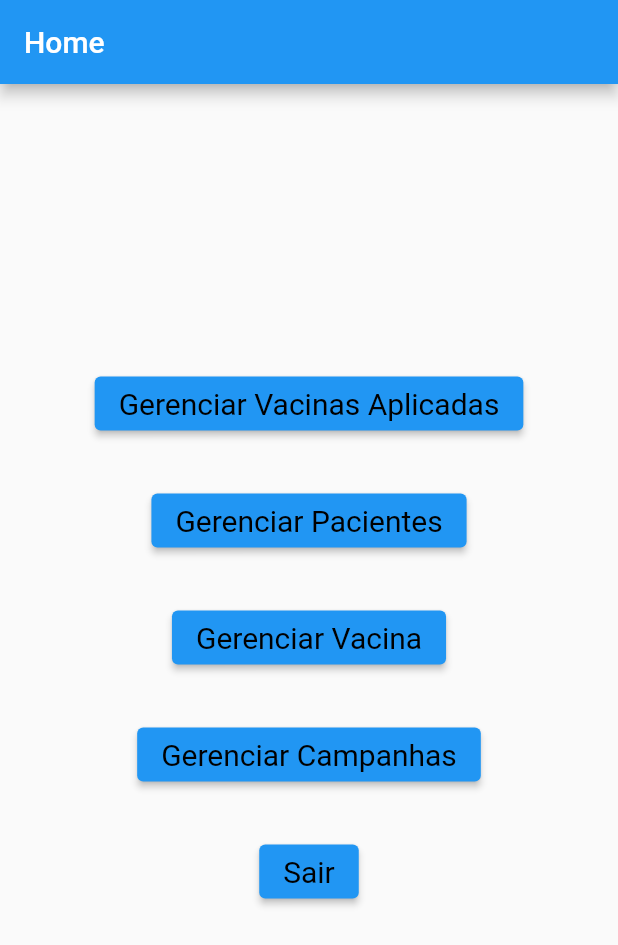
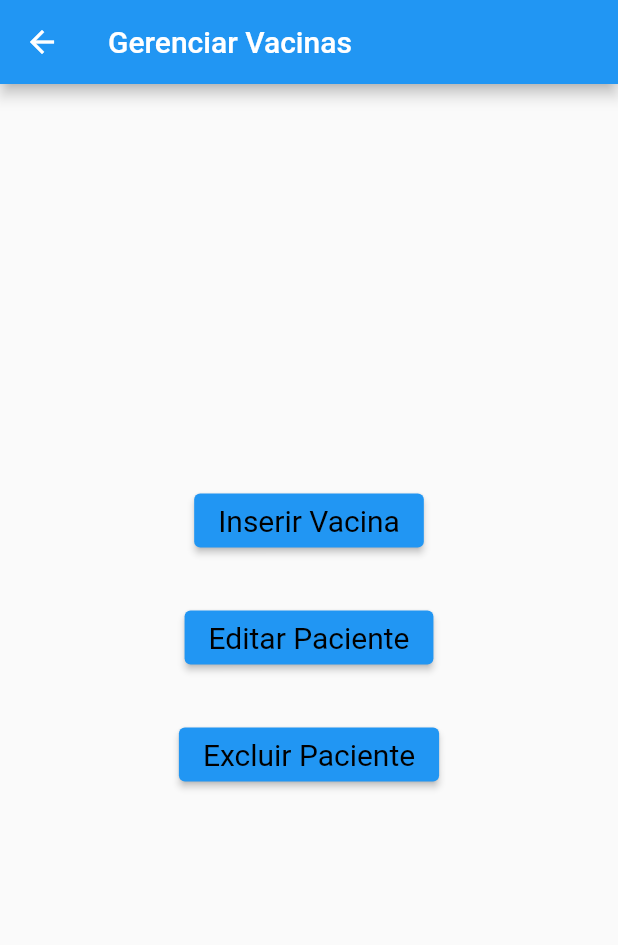
Before and after one commit to marconapppo/CarteiraVacinacao, a Flutter app: the screen it shows after launch, after a tap on "Gerenciar Vacina", on a phone screen of 412 x 824 dp. Shown: the top 945 px of the screen. Run offline on Flutter 3.47's test engine with Material 2 defaults, Android fonts, the phone set to English and light mode, and no system bars; missing offline and left inert: postgres.

Commit message:
inserindo vacina com sucesso

```diff
--- a/lib/gerenciarPacientes/inserindoInformacaoPaciente.dart
+++ b/lib/gerenciarPacientes/inserindoInformacaoPaciente.dart
@@ -48,9 +48,9 @@ class InserindoInformacaoPacienteMenu extends StatelessWidget {
                   textStyle: const TextStyle(fontSize: 20),
                 ),
                 onPressed: () {
-                  Paciente paciente = new Paciente(nomePacienteController.text,
-                      int.parse(idadePacienteController.text));
-                  dbHelper.inserirPaciente(paciente);
+                  // Paciente paciente = new Paciente(nomePacienteController.text,
+                  //     int.parse(idadePacienteController.text));
+                  // dbHelper.inserirPaciente(paciente);
                 },
                 child: const Text('Inserir Paciente'),
               )
--- /dev/null
+++ b/lib/gerenciarVacinas.dart
@@ -0,0 +1,75 @@
+import 'package:flutter/material.dart';
+import 'package:vacina/gerenciarPacientes/editarInformacaoPaciente.dart';
+
+import 'gerenciarPacientes/inserindoInformacaoPaciente.dart';
+import 'gerenciarVacinas/inserindoInformacaoVacina.dart';
+
+class GerenciarVacinas extends StatelessWidget {
+  @override
+  Widget build(BuildContext context) {
+    return Scaffold(
+      appBar: AppBar(
+        title: const Text("Gerenciar Vacinas"),
+      ),
+      body: MenuGerenciarVacinas(),
+    );
+  }
+}
+
+class MenuGerenciarVacinas extends StatelessWidget {
+  @override
+  Widget build(BuildContext context) {
+    return Center(
+      child: Column(
+        mainAxisSize: MainAxisSize.min,
+        children: <Widget>[
+          ElevatedButton(
+            style: TextButton.styleFrom(
+              backgroundColor: Colors.blue,
+              primary: Colors.black,
+              textStyle: const TextStyle(fontSize: 20),
+            ),
+            onPressed: () {
+              Navigator.push(
+                  context,
+                  MaterialPageRoute(
+                      builder: (context) => InserindoInformacaoVacina()));
+            },
+            child: const Text('Inserir Vacina'),
+          ),
+          const SizedBox(height: 30),
+          ElevatedButton(
+            style: TextButton.styleFrom(
+              backgroundColor: Colors.blue,
+              primary: Colors.black,
+              textStyle: const TextStyle(fontSize: 20),
+            ),
+            onPressed: () {
+              Navigator.push(
+                  context,
+                  MaterialPageRoute(
+                      builder: (context) => EditandoInformacaoPaciente()));
+            },
+            child: const Text('Editar Paciente'),
+          ),
+          const SizedBox(height: 30),
+          ElevatedButton(
+            style: TextButton.styleFrom(
+              backgroundColor: Colors.blue,
+              primary: Colors.black,
+              textStyle: const TextStyle(fontSize: 20),
+            ),
+            onPressed: () {
+              Navigator.push(
+                  context,
+                  MaterialPageRoute(
+                      builder: (context) => InserindoInformacaoPaciente()));
+            },
+            child: const Text('Excluir Paciente'),
+          ),
+          const SizedBox(height: 30),
+        ],
+      ),
+    );
+  }
+}
--- a/lib/menu.dart
+++ b/lib/menu.dart
@@ -1,6 +1,9 @@
 import 'package:flutter/material.dart';
 import 'package:vacina/gerenciarPacientes.dart';
+import 'package:vacina/gerenciarVacinas.dart';
 import 'package:vacina/gerenciarVacinasAplicadas.dart';
+
+import 'gerenciarVacinas.dart';
 //import 'package:flutter/src/widgets/framework.dart';
 
 class Menu extends StatelessWidget {
@@ -45,7 +48,10 @@ class Menu extends StatelessWidget {
               primary: Colors.black,
               textStyle: const TextStyle(fontSize: 20),
             ),
-            onPressed: () {},
+            onPressed: () {
+              Navigator.push(context,
+                  MaterialPageRoute(builder: (context) => GerenciarVacinas()));
+            },
             child: const Text('Gerenciar Vacina'),
           ),
           const SizedBox(height: 30),
--- a/lib/models/models.dart
+++ b/lib/models/models.dart
@@ -7,7 +7,25 @@ class Vacinas {
 
 class Paciente {
   final String name;
-  final String age;
+  final String condicaoEspecial;
+  final String dataNasc;
 
-  Paciente(this.name, this.age);
+  Paciente(this.name, this.condicaoEspecial, this.dataNasc);
 }
+
+class Laboratorio {
+  final int idLab;
+  final String nome;
+
+  Laboratorio(this.idLab, this.nome);
+}
+
+class Vacina {
+  final int idVac;
+  final int lote;
+  final String validade;
+  final int quantidade;
+  final String nomeLab;
+
+  Vacina(this.idVac, this.lote, this.validade, this.quantidade, this.nomeLab);
+}
--- a/pubspec.yaml
+++ b/pubspec.yaml
@@ -29,6 +29,8 @@ dependencies:
   # The following adds the Cupertino Icons font to your application.
   # Use with the CupertinoIcons class for iOS style icons.
   cupertino_icons: ^1.0.2
+  intl: ^0.17.0
+  date_field: ^2.1.2
 
 dev_dependencies:
   flutter_test:
```
Also changed, not shown: lib/banco/bancoFlutterDocs.dart (+72 -12 lines), lib/gerenciarPacientes/editarInformacaoPaciente.dart (+8 -8 lines), lib/gerenciarVacinas/inserindoInformacaoVacina.dart (added, +141 -0 lines), lib/gerenciarVacinasAplicadas.dart (+22 -36 lines), lib/gerenciarVacina.dart (deleted), pubspec.lock.
